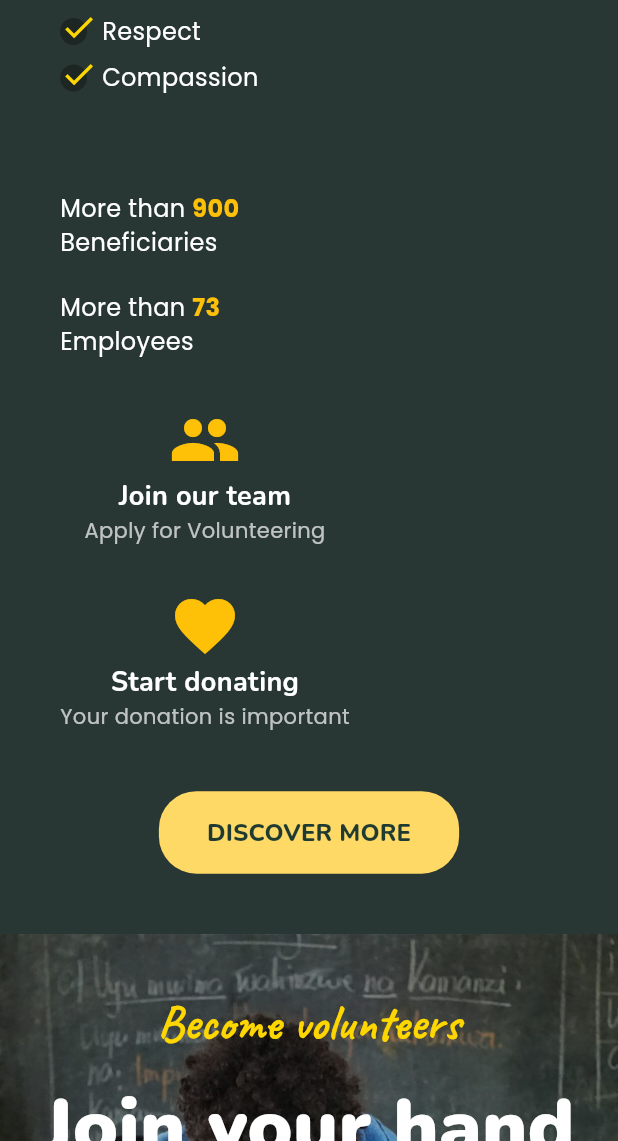
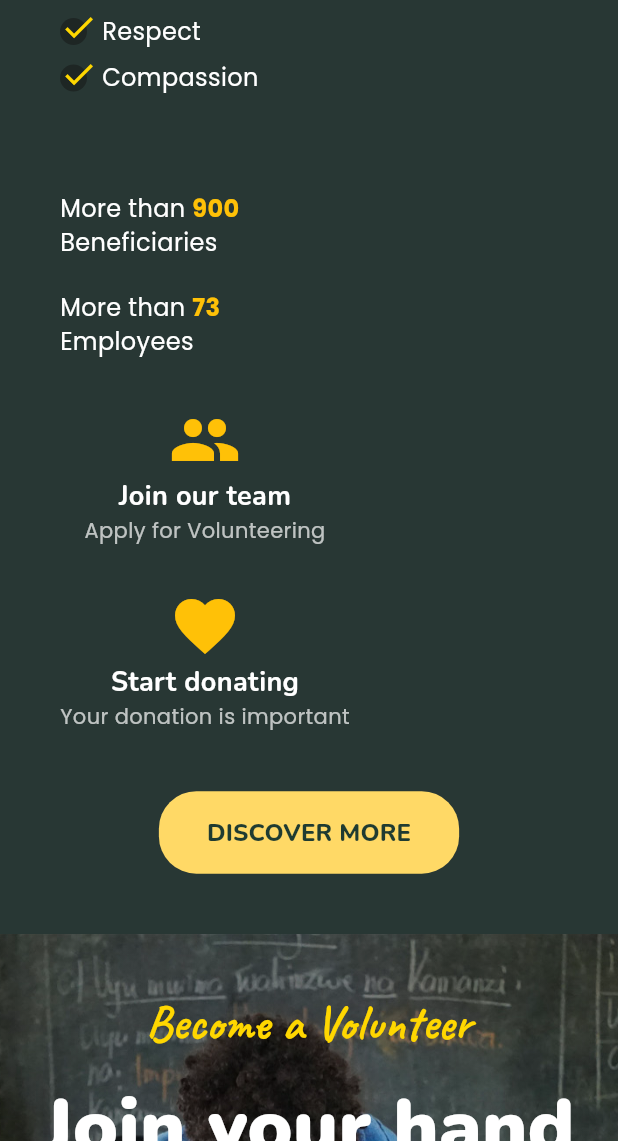
Before and after one commit to leocode09/ubumwecommunitycenter, a Flutter app: the screen it shows after launch, scrolled down 1728 dp, on a phone screen of 412 x 824 dp, the part 95-1236 px from its top. Run offline on Flutter 3.47's test engine with Material 3 defaults, Android fonts, the phone set to English and light mode, and no system bars; our stand-ins replace font_awesome_flutter, go_router, google_fonts, hooks_riverpod.

Commit message:
fixing typo

```diff
--- a/lib/home/home.dart
+++ b/lib/home/home.dart
@@ -316,7 +316,7 @@ class _HomeContentState extends State<HomeContent> {
                       mainAxisAlignment: MainAxisAlignment.center,
                       children: [
                         Text(
-                          'Become volunteers',
+                          'Become a Volunteer',
                           textAlign: TextAlign.center,
                           style: GoogleFonts.caveat(
                             fontSize: 32,
--- a/lib/topbar.dart
+++ b/lib/topbar.dart
@@ -118,7 +118,7 @@ class TopBar extends StatelessWidget {
                                     child: Image.asset('assets/main-menu-heart-icon.png'),
                                   ),
                                   const SizedBox(width: 16),
-                                  const Text('Become a volunteers',
+                                  const Text('Become a volunteer',
                                       style: TextStyle(
                                           color: Colors.white,
                                           fontSize: 24,
```
Also changed, not shown: 1 other file.
